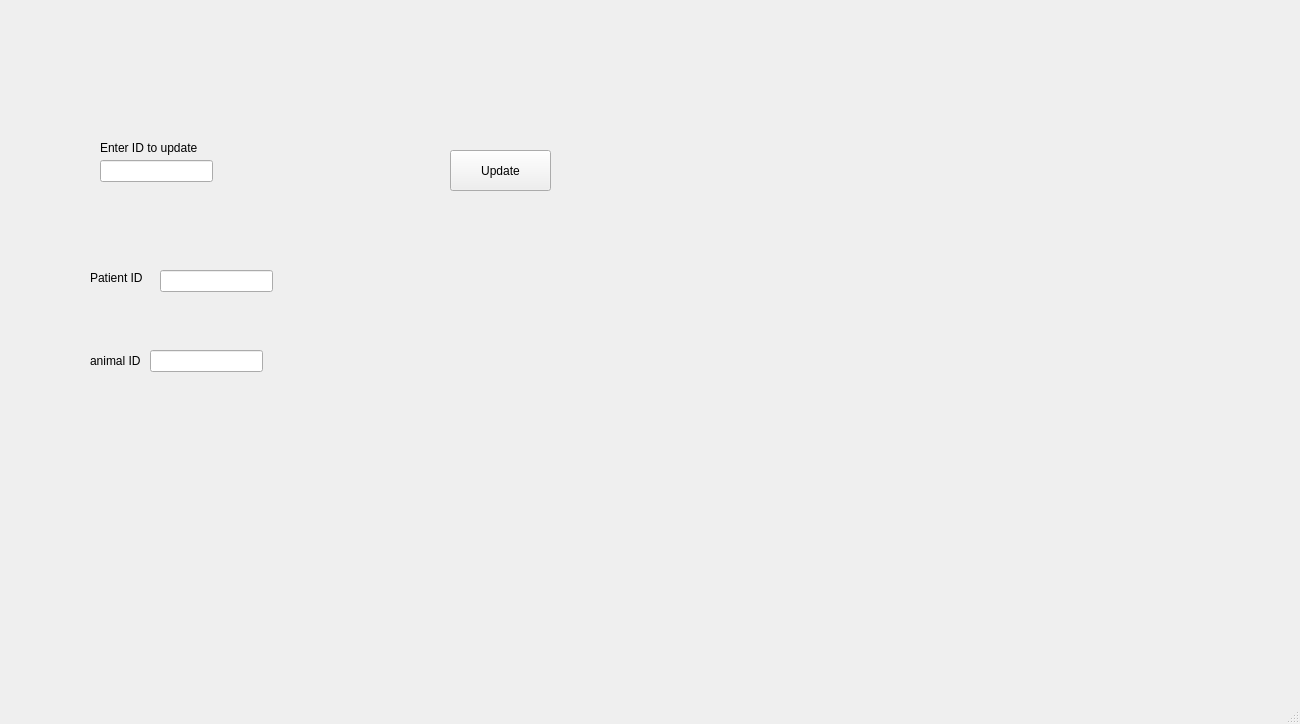
Before: the Qt Designer form Gestion_Employe/mainwindow.ui in Seddiki101/PetHaven, drawn with Qt 5.
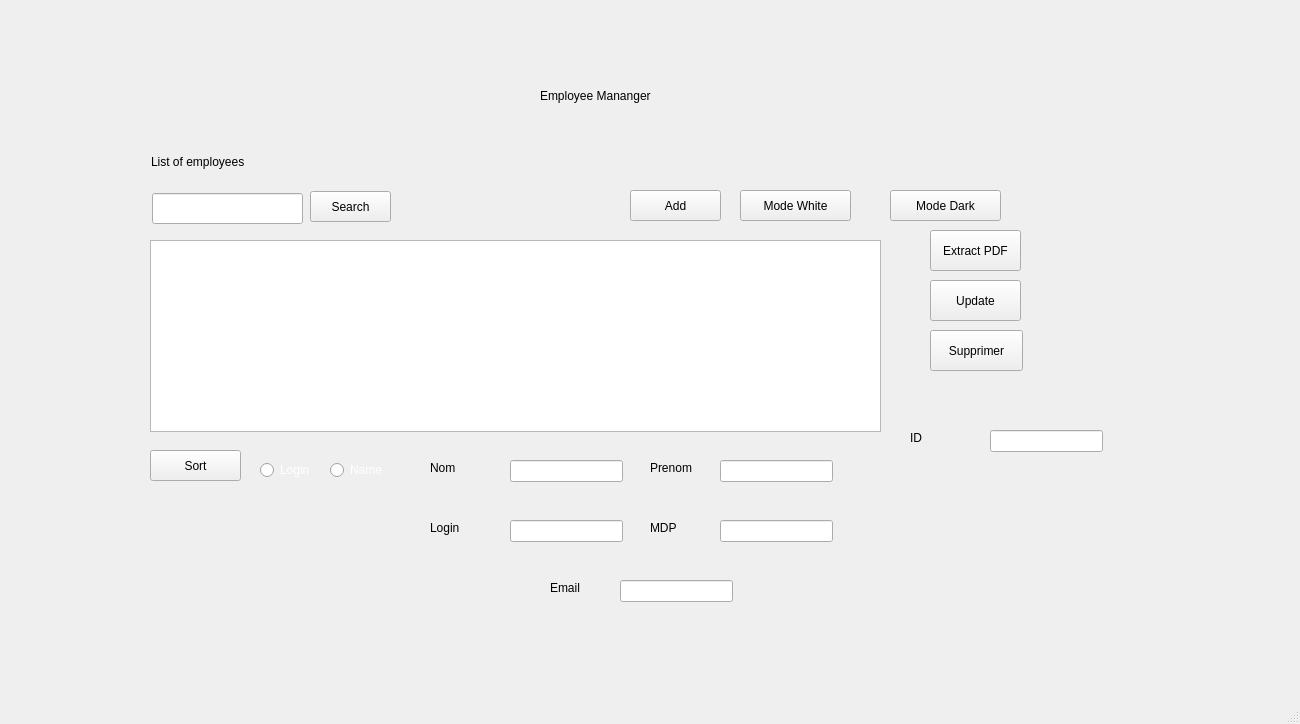
After: the same form once the commit is applied. The open tabs and pages were chosen to show the change.

Diff of the .ui file:
```diff
--- a/Gestion_Employe/mainwindow.ui
+++ b/Gestion_Employe/mainwindow.ui
@@ -17,86 +17,22 @@
    <widget class="QStackedWidget" name="stackedWidget">
     <property name="geometry">
      <rect>
-      <x>60</x>
-      <y>40</y>
+      <x>130</x>
+      <y>80</y>
       <width>1001</width>
       <height>561</height>
      </rect>
     </property>
     <property name="currentIndex">
-     <number>1</number>
+     <number>0</number>
     </property>
-    <widget class="QWidget" name="page">
-     <widget class="QPushButton" name="pushButton">
-      <property name="geometry">
-       <rect>
-        <x>180</x>
-        <y>160</y>
-        <width>101</width>
-        <height>41</height>
-       </rect>
-      </property>
-      <property name="text">
-       <string>SignIn</string>
-      </property>
-     </widget>
-     <widget class="QLabel" name="label">
-      <property name="geometry">
-       <rect>
-        <x>50</x>
-        <y>60</y>
-        <width>81</width>
-        <height>16</height>
-       </rect>
-      </property>
-      <property name="text">
-       <string>Username</string>
-      </property>
-     </widget>
-     <widget class="QLabel" name="label_2">
-      <property name="geometry">
-       <rect>
-        <x>50</x>
-        <y>110</y>
-        <width>71</width>
-        <height>16</height>
-       </rect>
-      </property>
-      <property name="text">
-       <string>Password</string>
-      </property>
-     </widget>
-     <widget class="QLineEdit" name="lineEdit">
-      <property name="geometry">
-       <rect>
-        <x>170</x>
-        <y>60</y>
-        <width>113</width>
-        <height>21</height>
-       </rect>
-      </property>
-     </widget>
-     <widget class="QLineEdit" name="lineEdit_2">
-      <property name="geometry">
-       <rect>
-        <x>170</x>
-        <y>110</y>
-        <width>113</width>
-        <height>21</height>
-       </rect>
-      </property>
-      <property name="echoMode">
-       <enum>QLineEdit::Password</enum>
-      </property>
-     </widget>
-    </widget>
     <widget class="QWidget" name="page_2">
      <widget class="QLabel" name="label_3">
       <property name="geometry">
        <rect>
         <x>410</x>
         <y>0</y>
-        <width>121</width>
+        <width>131</width>
         <height>31</height>
        </rect>
       </property>
@@ -121,7 +57,7 @@
       <property name="geometry">
        <rect>
         <x>800</x>
-        <y>140</y>
+        <y>150</y>
         <width>91</width>
         <height>41</height>
        </rect>
@@ -133,8 +69,8 @@
      <widget class="QPushButton" name="pushButton_5">
       <property name="geometry">
        <rect>
-        <x>800</x>
-        <y>100</y>
+        <x>500</x>
+        <y>110</y>
         <width>91</width>
         <height>31</height>
        </rect>
@@ -143,7 +79,7 @@
        <string>Add</string>
       </property>
      </widget>
-     <widget class="QLineEdit" name="lineEdit_3">
+     <widget class="QLineEdit" name="le_recherche">
       <property name="geometry">
        <rect>
         <x>22</x>
@@ -171,7 +107,7 @@
        <rect>
         <x>130</x>
         <y>380</y>
-        <width>48</width>
+        <width>61</width>
         <height>20</height>
        </rect>
       </property>
@@ -179,7 +115,7 @@
        <string notr="true">color: rgb(255, 255, 255);</string>
       </property>
       <property name="text">
-       <string>Date</string>
+       <string>Login</string>
       </property>
      </widget>
      <widget class="QRadioButton" name="radioButton_2">
@@ -234,8 +170,8 @@
      <widget class="QPushButton" name="pushButton_7">
       <property name="geometry">
        <rect>
-        <x>790</x>
-        <y>280</y>
+        <x>800</x>
+        <y>250</y>
         <width>93</width>
         <height>41</height>
        </rect>
@@ -254,7 +190,7 @@
        </rect>
       </property>
       <property name="text">
-       <string>Refresh</string>
+       <string>Mode White</string>
       </property>
      </widget>
      <widget class="QPushButton" name="pushButton_8">
@@ -408,124 +344,24 @@
        </rect>
       </property>
       <property name="styleSheet">
-       <string notr="true">color: rgb(6, 77, 170);</string>
+       <string notr="true">
+color: rgb(255, 0, 0);</string>
       </property>
       <property name="text">
        <string/>
       </property>
      </widget>
-    </widget>
-    <widget class="QWidget" name="page_3">
-     <widget class="QPushButton" name="pushButton_6">
+     <widget class="QPushButton" name="refresh_2">
       <property name="geometry">
        <rect>
-        <x>820</x>
-        <y>70</y>
-        <width>91</width>
-        <height>31</height>
-       </rect>
-      </property>
-      <property name="text">
-       <string>add</string>
-      </property>
-     </widget>
-    </widget>
-    <widget class="QWidget" name="page_4">
-     <widget class="QLineEdit" name="lineEdit_7">
-      <property name="geometry">
-       <rect>
-        <x>40</x>
-        <y>120</y>
-        <width>113</width>
-        <height>22</height>
-       </rect>
-      </property>
-     </widget>
-     <widget class="QLabel" name="label_10">
-      <property name="geometry">
-       <rect>
-        <x>40</x>
-        <y>100</y>
-        <width>161</width>
-        <height>16</height>
-       </rect>
-      </property>
-      <property name="text">
-       <string>Enter ID to update</string>
-      </property>
-     </widget>
-     <widget class="QLineEdit" name="lineEdit_8">
-      <property name="geometry">
-       <rect>
-        <x>100</x>
-        <y>230</y>
-        <width>113</width>
-        <height>22</height>
-       </rect>
-      </property>
-     </widget>
-     <widget class="QLineEdit" name="lineEdit_9">
-      <property name="geometry">
-       <rect>
-        <x>90</x>
-        <y>310</y>
-        <width>113</width>
-        <height>22</height>
-       </rect>
-      </property>
-     </widget>
-     <widget class="QLabel" name="label_11">
-      <property name="geometry">
-       <rect>
-        <x>30</x>
-        <y>310</y>
-        <width>81</width>
-        <height>21</height>
-       </rect>
-      </property>
-      <property name="text">
-       <string>animal ID</string>
-      </property>
-     </widget>
-     <widget class="QLabel" name="label_12">
-      <property name="geometry">
-       <rect>
-        <x>30</x>
-        <y>230</y>
-        <width>71</width>
-        <height>16</height>
-       </rect>
-      </property>
-      <property name="text">
-       <string>Patient ID</string>
-      </property>
-     </widget>
-     <widget class="QPushButton" name="pushButton_9">
-      <property name="geometry">
-       <rect>
-        <x>390</x>
+        <x>760</x>
         <y>110</y>
-        <width>101</width>
-        <height>41</height>
+        <width>111</width>
+        <height>31</height>
        </rect>
       </property>
       <property name="text">
-       <string>Update</string>
-      </property>
-     </widget>
-    </widget>
-    <widget class="QWidget" name="page_5">
-     <widget class="QLabel" name="label_13">
-      <property name="geometry">
-       <rect>
-        <x>150</x>
-        <y>130</y>
-        <width>81</width>
-        <height>21</height>
-       </rect>
-      </property>
-      <property name="text">
-       <string>Language</string>
+       <string>Mode Dark</string>
       </property>
      </widget>
     </widget>
```
